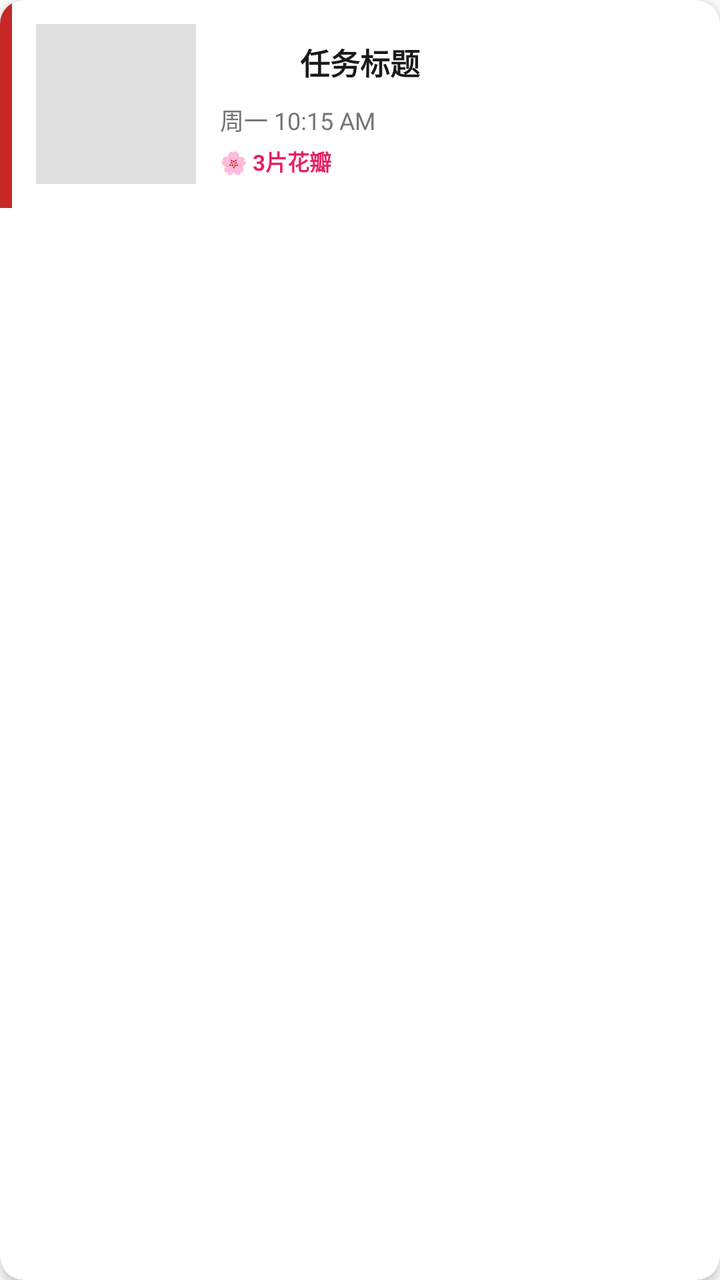
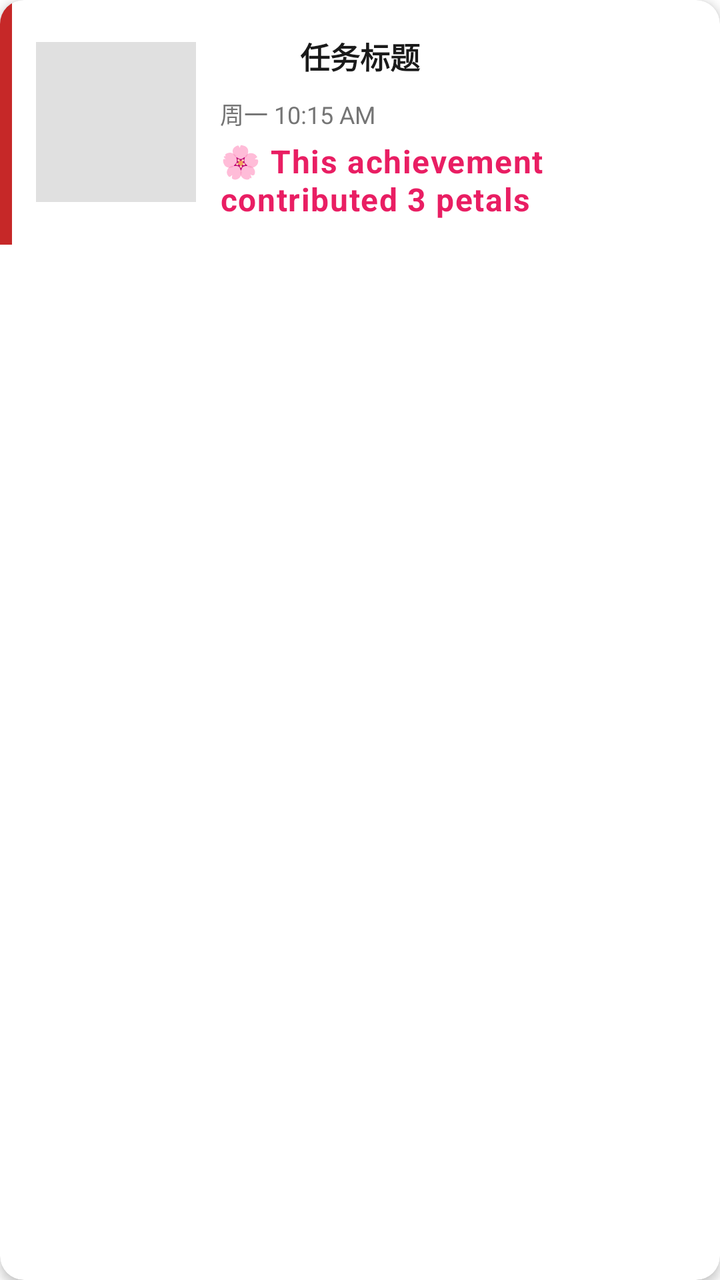

Screens rendered from an Android XML layout before and after an edit, with the pre-edit source and the edit as a unified diff.
<!-- AndroidManifest.xml: application theme Theme.JustNow -->
<!-- res/layout/item_time_capsule_card.xml -->
<?xml version="1.0" encoding="utf-8"?>
<androidx.cardview.widget.CardView xmlns:android="http://schemas.android.com/apk/res/android"
    xmlns:app="http://schemas.android.com/apk/res-auto"
    android:layout_width="match_parent"
    android:layout_height="wrap_content"
    android:layout_margin="8dp"
    app:cardCornerRadius="12dp"
    app:cardElevation="3dp">

    
    <LinearLayout
        android:layout_width="match_parent"
        android:layout_height="wrap_content"
        android:orientation="horizontal"
        android:baselineAligned="false">

        
        <View
            android:id="@+id/v_quadrant_bar"
            android:layout_width="6dp"
            android:layout_height="match_parent"
            android:background="@color/quadrant_urgent_important" /> 

        
        <RelativeLayout
            android:layout_width="match_parent"
            android:layout_height="wrap_content"
            android:padding="12dp">

            
            <ImageView
                android:id="@+id/iv_photo_thumbnail"
                android:layout_width="80dp"
                android:layout_height="80dp"
                android:scaleType="centerCrop"
                android:background="@color/divider"
                android:layout_alignParentStart="true"
                android:layout_centerVertical="true"
                android:layout_marginEnd="12dp" />

            
            <LinearLayout
                android:layout_width="match_parent"
                android:layout_height="wrap_content"
                android:orientation="vertical"
                android:layout_toEndOf="@id/iv_photo_thumbnail"
                android:layout_alignParentEnd="true"
                android:layout_centerVertical="true">

                
                <LinearLayout
                    android:layout_width="match_parent"
                    android:layout_height="wrap_content"
                    android:orientation="horizontal"
                    android:gravity="center_vertical"
                    android:layout_marginBottom="4dp">

                    
                    <ImageView
                        android:id="@+id/iv_task_icon"
                        android:layout_width="32dp"
                        android:layout_height="32dp"
                        android:layout_marginEnd="8dp"
                        android:background="@android:color/transparent"
                        android:scaleType="fitCenter" />

                    <TextView
                        android:id="@+id/tv_task_title"
                        android:layout_width="match_parent"
                        android:layout_height="wrap_content"
                        android:text="任务标题"
                        android:textSize="15sp"
                        android:textStyle="bold"
                        android:textColor="@color/text_primary"
                        android:maxLines="1"
                        android:ellipsize="end" />

                </LinearLayout>

                
                <TextView
                    android:id="@+id/tv_photo_time"
                    android:layout_width="match_parent"
                    android:layout_height="wrap_content"
                    android:text="周一 10:15 AM"
                    android:textSize="12sp"
                    android:textColor="@color/text_secondary"
                    android:layout_marginBottom="4dp" />

                
                <TextView
                    android:id="@+id/tv_flower_reward_hint"
                    android:layout_width="wrap_content"
                    android:layout_height="wrap_content"
                    android:text="🌸 3片花瓣"
                    android:textSize="11sp"
                    android:textColor="#E91E63"
                    android:textStyle="bold" />

            </LinearLayout>

        </RelativeLayout>

    </LinearLayout>

</androidx.cardview.widget.CardView>
<!-- resources referenced by this layout -->
<resources>
  <color name="divider">#E0E0E0</color>
  <color name="quadrant_urgent_important">#C62828</color>
  <color name="text_primary">#1A1A1A</color>
  <color name="text_secondary">#757575</color>
  <style name="Theme.JustNow" parent="Theme.MaterialComponents.DayNight.NoActionBar">
          
          <item name="colorPrimary">@color/purple_500</item>
          <item name="colorPrimaryVariant">@color/purple_700</item>
          <item name="colorOnPrimary">@color/white</item>
          
          <item name="colorSecondary">@color/teal_200</item>
          <item name="colorSecondaryVariant">@color/teal_700</item>
          <item name="colorOnSecondary">@color/black</item>
          
          
          <item name="popupTheme">@style/ThemeOverlay.MaterialComponents.Light</item>
          <item name="alertDialogTheme">@style/ThemeOverlay.JustNow.AlertDialog</item>
      </style>
  <color name="purple_500">#FF6200EE</color>
  <color name="purple_700">#FF3700B3</color>
  <color name="white">#FFFFFFFF</color>
  <color name="teal_200">#FF03DAC5</color>
  <color name="teal_700">#FF018786</color>
  <color name="black">#FF000000</color>
  <style name="TextAppearance.JustNow.Dialog.Title" parent="TextAppearance.JustNow.Title">
          <item name="android:textColor">@color/text_primary</item>
      </style>
  <style name="TextAppearance.JustNow.Dialog.Body" parent="TextAppearance.JustNow.Body">
          <item name="android:textColor">@color/text_primary</item>
      </style>
  <style name="Widget.JustNow.Dialog.Button" parent="Widget.MaterialComponents.Button.TextButton.Dialog">
          <item name="android:textAppearance">@style/TextAppearance.JustNow.Dialog.Button</item>
          <item name="android:textColor">@color/dialog_primary_action_text</item>
          <item name="textAllCaps">false</item>
      </style>
  <style name="Widget.JustNow.Dialog.Button.Secondary" parent="Widget.MaterialComponents.Button.TextButton.Dialog">
          <item name="android:textAppearance">@style/TextAppearance.JustNow.Dialog.Button.Secondary</item>
          <item name="android:textColor">@color/dialog_action_text</item>
          <item name="textAllCaps">false</item>
      </style>
  <style name="TextAppearance.JustNow.Title" parent="TextAppearance.MaterialComponents.Headline6">
          <item name="android:textSize">@dimen/text_size_title</item>
      </style>
  <style name="TextAppearance.JustNow.Body" parent="TextAppearance.MaterialComponents.Subtitle1">
          <item name="android:textSize">@dimen/text_size_body</item>
      </style>
  <style name="TextAppearance.JustNow.Dialog.Button" parent="TextAppearance.JustNow.Body">
          <item name="android:textColor">@color/dialog_primary_action_text</item>
      </style>
  <style name="TextAppearance.JustNow.Dialog.Button.Secondary" parent="TextAppearance.JustNow.Body">
          <item name="android:textColor">@color/dialog_action_text</item>
      </style>
  <dimen name="text_size_title">22sp</dimen>
  <dimen name="text_size_body">18sp</dimen>
  <!-- unchanged entries left out for length: 1 -->
</resources>

<!-- the commit's change to res/layout/item_time_capsule_card.xml (unified diff, before → after) -->
@@ -92,8 +92,8 @@
                     android:id="@+id/tv_flower_reward_hint"
                     android:layout_width="wrap_content"
                     android:layout_height="wrap_content"
-                    android:text="🌸 3片花瓣"
-                    android:textSize="11sp"
+                    android:text="@string/s_flower_reward_hint"
+                    android:textAppearance="@style/TextAppearance.JustNow.Caption"
                     android:textColor="#E91E63"
                     android:textStyle="bold" />
 
<!-- resource entries referenced after the edit -->
@@ -4,10 +4,14 @@
   <color name="quadrant_urgent_important">#C62828</color>
   <color name="text_primary">#1A1A1A</color>
   <color name="text_secondary">#757575</color>
+  <string name="s_flower_reward_hint">🌸 This achievement contributed 3 petals</string>
+  <style name="TextAppearance.JustNow.Caption" parent="TextAppearance.MaterialComponents.Caption">
+          <item name="android:textSize">@dimen/text_size_caption</item>
+      </style>
   <style name="Theme.JustNow" parent="Theme.MaterialComponents.DayNight.NoActionBar">
           
-          <item name="colorPrimary">@color/purple_500</item>
-          <item name="colorPrimaryVariant">@color/purple_700</item>
+          <item name="colorPrimary">@color/theme_blue</item>
+          <item name="colorPrimaryVariant">#1557B0</item>
           <item name="colorOnPrimary">@color/white</item>
           
           <item name="colorSecondary">@color/teal_200</item>
@@ -18,8 +22,8 @@
           <item name="popupTheme">@style/ThemeOverlay.MaterialComponents.Light</item>
           <item name="alertDialogTheme">@style/ThemeOverlay.JustNow.AlertDialog</item>
       </style>
-  <color name="purple_500">#FF6200EE</color>
-  <color name="purple_700">#FF3700B3</color>
+  <dimen name="text_size_caption">16sp</dimen>
+  <color name="theme_blue">#1A73E8</color>
   <color name="white">#FFFFFFFF</color>
   <color name="teal_200">#FF03DAC5</color>
   <color name="teal_700">#FF018786</color>
@@ -32,12 +36,12 @@
       </style>
   <style name="Widget.JustNow.Dialog.Button" parent="Widget.MaterialComponents.Button.TextButton.Dialog">
           <item name="android:textAppearance">@style/TextAppearance.JustNow.Dialog.Button</item>
-          <item name="android:textColor">@color/dialog_primary_action_text</item>
+          <item name="android:textColor">?attr/colorPrimary</item>
           <item name="textAllCaps">false</item>
       </style>
   <style name="Widget.JustNow.Dialog.Button.Secondary" parent="Widget.MaterialComponents.Button.TextButton.Dialog">
           <item name="android:textAppearance">@style/TextAppearance.JustNow.Dialog.Button.Secondary</item>
-          <item name="android:textColor">@color/dialog_action_text</item>
+          <item name="android:textColor">?attr/colorPrimary</item>
           <item name="textAllCaps">false</item>
       </style>
   <style name="TextAppearance.JustNow.Title" parent="TextAppearance.MaterialComponents.Headline6">
@@ -47,10 +51,10 @@
           <item name="android:textSize">@dimen/text_size_body</item>
       </style>
   <style name="TextAppearance.JustNow.Dialog.Button" parent="TextAppearance.JustNow.Body">
-          <item name="android:textColor">@color/dialog_primary_action_text</item>
+          <item name="android:textColor">?attr/colorPrimary</item>
       </style>
   <style name="TextAppearance.JustNow.Dialog.Button.Secondary" parent="TextAppearance.JustNow.Body">
-          <item name="android:textColor">@color/dialog_action_text</item>
+          <item name="android:textColor">?attr/colorPrimary</item>
       </style>
   <dimen name="text_size_title">22sp</dimen>
   <dimen name="text_size_body">18sp</dimen>
